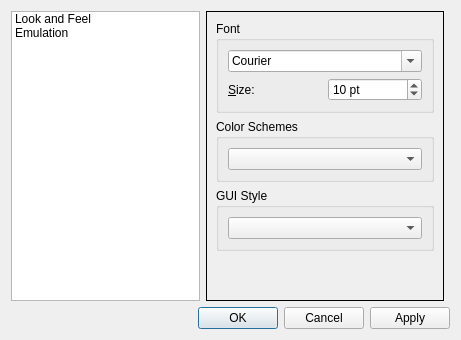
lxqt/qterminal, file src/forms/propertiesdialog.ui: the form before one commit.
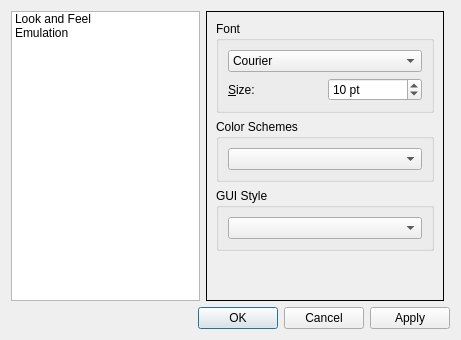
The form after the commit. The open tabs and pages were chosen to show the change.

```diff
--- a/src/forms/propertiesdialog.ui
+++ b/src/forms/propertiesdialog.ui
@@ -68,6 +68,9 @@
          <layout class="QGridLayout" name="gridLayout">
           <item row="0" column="0">
            <widget class="QFontComboBox" name="fontComboBox">
+            <property name="editable">
+             <bool>false</bool>
+            </property>
             <property name="fontFilters">
              <set>QFontComboBox::MonospacedFonts</set>
             </property>
```
Left out of the diff: 2 changed lines with no effect on the pictures.
